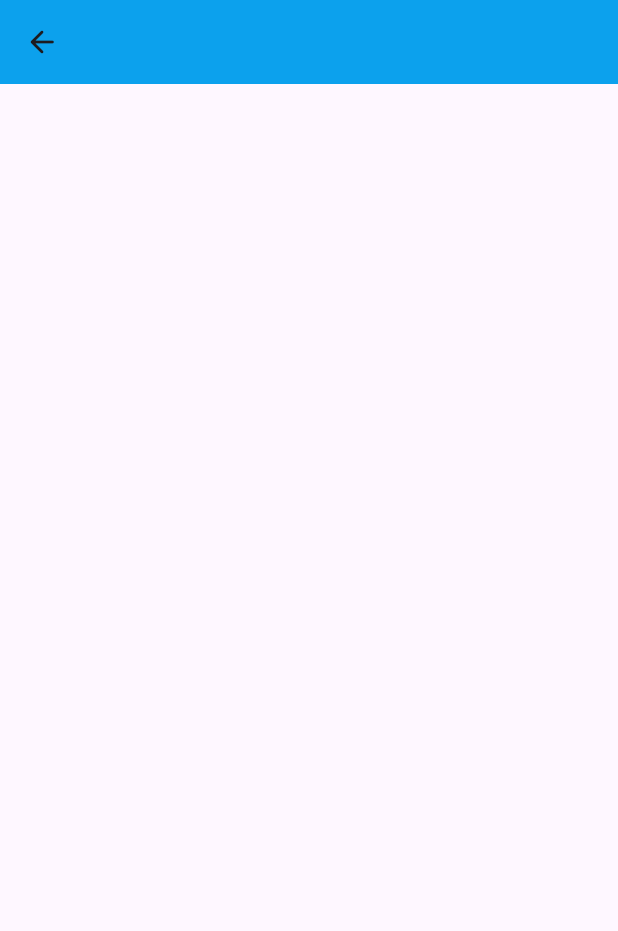
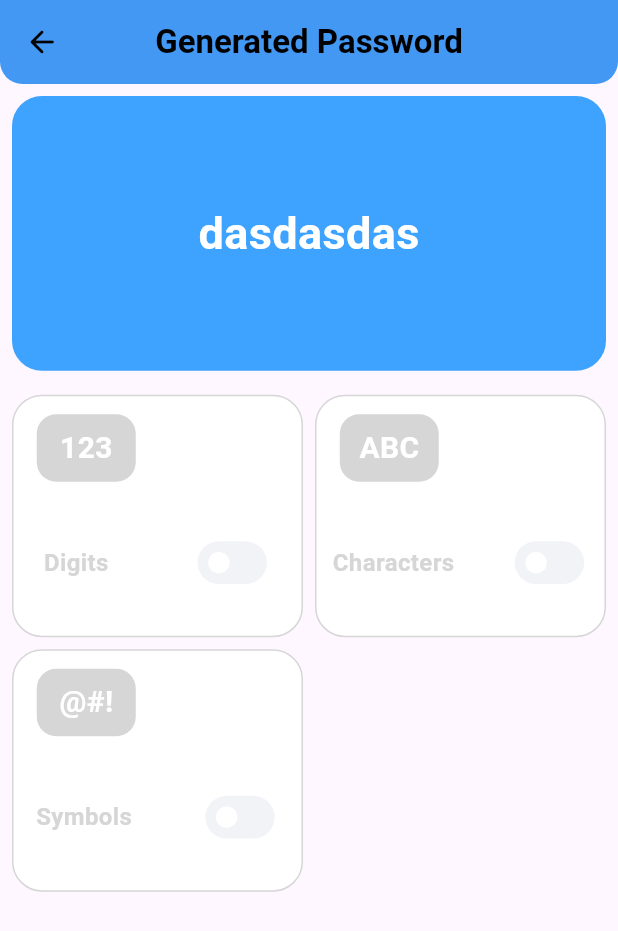
Before and after one commit to Nishan-Pradhan06/passwordgenerator, a Flutter app: the HomePages screen opened directly, on a phone screen of 412 x 824 dp. Shown: the top 931 px of the screen. Run offline on Flutter 3.47's test engine with Material 3 defaults, Android fonts, the light colour scheme and no system bars; our stand-ins replace shared_preferences, smooth_page_indicator; accounts and stored records are empty.

Commit message:
added option Selector Card

```diff
--- a/lib/controller/password_provider.dart
+++ b/lib/controller/password_provider.dart
@@ -1,5 +1,27 @@
+import 'dart:math';
+
 import 'package:flutter/material.dart';
 
 class OnGeneratePassword extends ChangeNotifier {
   String ?text;
+   String generatePassword({
+    bool hasLetters = true,
+    bool hasNumbers = true,
+    bool hasSpecial = true,
+  }) {
+    const length = 20;
+    const letterLowercase = 'abcdefghijklmnopqrstuvwxyz';
+    const lettersUppercase = 'ABCDEFGHIJKLMNOPQRSTUVWXYZ';
+    const numbers = '0123456789';
+    const specialCharacters = '!@#\$%^&*()';
+
+    String chars = '';
+    chars += '$lettersUppercase$letterLowercase';
+    chars += numbers;
+    chars += specialCharacters;
+    return List.generate(length, (index) {
+      final indextRandom = Random.secure().nextInt(chars.length);
+      return chars[indextRandom];
+    }).join('');
+  }
 }
--- /dev/null
+++ b/lib/controller/selection_card_provider.dart
@@ -0,0 +1,12 @@
+import 'package:flutter/material.dart';
+
+class SelectionCardProvider with ChangeNotifier {
+  bool _isSettingEnabled = false;
+
+  bool get isSettingEnabled => _isSettingEnabled;
+
+  void toggleSetting() {
+    _isSettingEnabled = !_isSettingEnabled;
+    notifyListeners();
+  }
+}
--- a/lib/core/constants/card_list.dart
+++ b/lib/core/constants/card_list.dart
@@ -4,15 +4,15 @@ class CardList {
   final List<CardModel> cards = [
     CardModel(
       title: "123",
-      des: "Digits",
+      label: "Digits",
     ),
     CardModel(
       title: "ABC",
-      des: "Characters",
+      label: "Characters",
     ),
     CardModel(
       title: "@#!",
-      des: "Symbols",
+      label: "Symbols",
     ),
   ];
 }
--- a/lib/main.dart
+++ b/lib/main.dart
@@ -5,8 +5,8 @@ import 'package:randowmpasswordgenerator/view/pages/onboarding_screen.dart';
 import 'package:shared_preferences/shared_preferences.dart';
 import 'controller/onboarding_provider.dart';
 import 'controller/password_provider.dart';
+import 'controller/selection_card_provider.dart';
 import 'controller/shared_preference_provider.dart';
-import 'view/pages/home_e.dart';
 
 void main() async {
   WidgetsFlutterBinding.ensureInitialized();
@@ -31,6 +31,7 @@ class MyApp extends StatelessWidget {
         ChangeNotifierProvider(create: (_) => OnboardingProvider()),
         ChangeNotifierProvider(create: (_)=>OnGeneratePassword()),
         ChangeNotifierProvider(create: (_)=> PreferencesProvider()),
+        ChangeNotifierProvider(create: (_)=> SelectionCardProvider()),
       ],
       child: MaterialApp(
         title: 'Password Generator',
@@ -38,7 +39,7 @@ class MyApp extends StatelessWidget {
         theme: ThemeData(
           useMaterial3: true,
         ),
-        home: showHome ? const HomePage() : const OnBoarding(),
+        home: showHome ? const HomePages() : const OnBoarding(),
       ),
     );
   }
--- a/lib/model/card_model.dart
+++ b/lib/model/card_model.dart
@@ -1,9 +1,8 @@
-
 class CardModel {
   final String title;
-  final String des;
+  final String label;
   CardModel({
     required this.title,
-    required this.des,
+    required this.label,
   });
 }
--- a/lib/view/components/selection_card.dart
+++ b/lib/view/components/selection_card.dart
@@ -1,104 +1,106 @@
-// import 'package:flutter/material.dart';
+import 'package:flutter/material.dart';
+import 'package:provider/provider.dart';
+import '../../controller/selection_card_provider.dart';
+import '../../core/colors/colors.dart';
 
-// import '../../core/colors/colors.dart';
+class SelectionCard extends StatelessWidget {
+  final String centerText;
+  final String labelText;
 
-// class SelectionCard extends StatelessWidget {
-//   const SelectionCard({super.key});
+  const SelectionCard({
+    Key? key,
+    required this.centerText,
+    required this.labelText,
+  }) : super(key: key);
 
-//   @override
-//   Widget build(BuildContext context) {
-//     return Container(
-//       height: 140,
-//       width: 170,
-//       decoration: BoxDecoration(
-//         border: _isSettingEnabled
-//             ? Border.all(color: Colors.transparent)
-//             : Border.all(color: BrandColors.kdisbleColor),
-//         borderRadius: BorderRadius.circular(20),
-//         color: _isSettingEnabled ? BrandColors.kSecondary : Colors.white,
-//       ),
-//       child: Stack(
-//         children: [
-//           Column(
-//             children: [
-//               Container(
-//                 margin: const EdgeInsets.only(right: 75, top: 12),
-//                 height: 45,
-//                 width: 65,
-//                 decoration: BoxDecoration(
-//                   borderRadius: BorderRadius.circular(13),
-//                   color: _isSettingEnabled
-//                       ? BrandColors.kinner
-//                       : BrandColors.kdisbleColor,
-//                 ),
-//                 child: Center(
-//                   child: Text(
-//                     centerText,
-//                     style: const TextStyle(
-//                       fontSize: 20,
-//                       fontWeight: FontWeight.bold,
-//                       color: Colors.white,
-//                     ),
-//                   ),
-//                 ),
-//               ),
-//               const SizedBox(
-//                 height: 30,
-//               ),
-//               Row(
-//                 mainAxisAlignment: MainAxisAlignment.spaceEvenly,
-//                 children: [
-//                   Padding(
-//                     padding: const EdgeInsets.only(left: 4),
-//                     child: Text(
-//                       labelText,
-//                       style: TextStyle(
-//                         fontSize: 16,
-//                         fontWeight: FontWeight.bold,
-//                         color: _isSettingEnabled
-//                             ? Colors.white
-//                             : BrandColors.kdisbleColor,
-//                       ),
-//                     ),
-//                   ),
-//                   const SizedBox(
-//                     width: 20,
-//                   ),
-//                   Transform.scale(
-//                     scale: 0.89,
-//                     child: AnimatedSwitcher(
-//                       duration: const Duration(milliseconds: 200),
-//                       transitionBuilder:
-//                           (Widget child, Animation<double> animation) {
-//                         return FadeTransition(
-//                           opacity: animation,
-//                           child: child,
-//                         );
-//                       },
-//                       child: Switch(
-//                         inactiveThumbColor: Colors.white,
-//                         trackOutlineColor: const MaterialStatePropertyAll(
-//                           Color(0x00ffffff),
-//                         ),
-//                         inactiveTrackColor: BrandColors.kbtndisbleColor,
-//                         activeTrackColor: BrandColors.kinner,
-//                         value: _isSettingEnabled,
-//                         onChanged: (bool value) {
-//                           setState(() {
-//                             // _isSettingEnabled = value;
-//                             selectedContainerIndex[centerText] = value;
-//                           });
-//                         },
-//                       ),
-//                     ),
-//                   ),
-//                 ],
-//               ),
-//             ],
-//           ),
-//         ],
-//       ),
-//     );
-//     ;
-//   }
-// }
+  @override
+  Widget build(BuildContext context) {
+    final provider = Provider.of<SelectionCardProvider>(context);
+    final isSettingEnabled = provider.isSettingEnabled;
+
+    return Container(
+      decoration: BoxDecoration(
+        border: isSettingEnabled
+            ? Border.all(color: Colors.transparent)
+            : Border.all(color: BrandColors.kdisbleColor),
+        borderRadius: BorderRadius.circular(20),
+        color: isSettingEnabled ? BrandColors.kSecondary : Colors.white,
+      ),
+      child: Stack(
+        children: [
+          Column(
+            children: [
+              Container(
+                margin: const EdgeInsets.only(right: 95, top: 12),
+                height: 45,
+                width: 66,
+                decoration: BoxDecoration(
+                  borderRadius: BorderRadius.circular(13),
+                  color: isSettingEnabled
+                      ? BrandColors.kinner
+                      : BrandColors.kdisbleColor,
+                ),
+                child: Center(
+                  child: Text(
+                    centerText,
+                    style: const TextStyle(
+                      fontSize: 20,
+                      fontWeight: FontWeight.bold,
+                      color: Colors.white,
+                    ),
+                  ),
+                ),
+              ),
+              const SizedBox(height: 30),
+              Row(
+                mainAxisAlignment: MainAxisAlignment.spaceEvenly,
+                children: [
+                  Padding(
+                    padding: const EdgeInsets.only(left: 4),
+                    child: Text(
+                      labelText,
+                      style: TextStyle(
+                        fontSize: 16,
+                        fontWeight: FontWeight.bold,
+                        color: isSettingEnabled
+                            ? Colors.white
+                            : BrandColors.kdisbleColor,
+                      ),
+                    ),
+                  ),
+                  const SizedBox(width: 20),
+                  Transform.scale(
+                    scale: 0.89,
+                    child: AnimatedSwitcher(
+                      duration: const Duration(milliseconds: 200),
+                      transitionBuilder:
+                          (Widget child, Animation<double> animation) {
+                        return FadeTransition(
+                          opacity: animation,
+                          child: child,
+                        );
+                      },
+                      child: Switch(
+                        key: ValueKey<bool>(isSettingEnabled),
+                        inactiveThumbColor: Colors.white,
+                        trackOutlineColor: const WidgetStatePropertyAll(
+                          Color(0x00ffffff),
+                        ),
+                        inactiveTrackColor: BrandColors.kbtndisbleColor,
+                        activeTrackColor: BrandColors.kinner,
+                        value: isSettingEnabled,
+                        onChanged: (bool value) {
+                          provider.toggleSetting();
+                        },
+                      ),
+                    ),
+                  ),
+                ],
+              ),
+            ],
+          ),
+        ],
+      ),
+    );
+  }
+}
--- a/lib/view/pages/home_e.dart
+++ b/lib/view/pages/home_e.dart
@@ -1,6 +1,5 @@
 // ignore_for_file: unnecessary_string_interpolations
 
-import 'dart:math';
 import 'package:flutter/material.dart';
 import 'package:randowmpasswordgenerator/core/colors/colors.dart';
 import 'package:randowmpasswordgenerator/view/pages/onboarding_screen.dart';
@@ -43,7 +42,6 @@ class _HomePageState extends State<HomePage> {
         centerTitle: true,
         title: const Text(
           'Generated Password',
-          style: TextStyle(),
         ),
       ),
       backgroundColor: BrandColors.kBackground,
@@ -160,26 +158,7 @@ class _OnclickButtonsState extends State<OnclickButtons> {
     );
   }
 
-  String generatePassword({
-    bool hasLetters = true,
-    bool hasNumbers = true,
-    bool hasSpecial = true,
-  }) {
-    const length = 20;
-    const letterLowercase = 'abcdefghijklmnopqrstuvwxyz';
-    const lettersUppercase = 'ABCDEFGHIJKLMNOPQRSTUVWXYZ';
-    const numbers = '0123456789';
-    const specialCharacters = '!@#\$%^&*()';
 
-    String chars = '';
-    chars += '$lettersUppercase$letterLowercase';
-    chars += '$numbers';
-    chars += '$specialCharacters';
-    return List.generate(length, (index) {
-      final indextRandom = Random.secure().nextInt(chars.length);
-      return chars[indextRandom];
-    }).join('');
-  }
 }
 
 //selection Button
@@ -289,7 +268,7 @@ class _ButtonSelectState extends State<ButtonSelect> {
                       },
                       child: Switch(
                         inactiveThumbColor: Colors.white,
-                        trackOutlineColor: const MaterialStatePropertyAll(
+                        trackOutlineColor: const WidgetStatePropertyAll(
                           Color(0x00ffffff),
                         ),
                         inactiveTrackColor: BrandColors.kbtndisbleColor,
--- a/lib/view/pages/home_page.dart
+++ b/lib/view/pages/home_page.dart
@@ -1,31 +1,43 @@
 import 'package:flutter/material.dart';
-import 'package:provider/provider.dart';
-import '../../controller/shared_preference_provider.dart';
-import 'onboarding_screen.dart';
+import '../../core/constants/card_list.dart';
+import '../components/appbar.dart';
+import '../components/selection_card.dart';
+import '../components/password_field.dart';
 
 class HomePages extends StatelessWidget {
   const HomePages({super.key});
 
   @override
   Widget build(BuildContext context) {
+    final cardList = CardList(); // Instantiate your CardList
+
     return Scaffold(
-      appBar: AppBar(
-        elevation: 4,
-        backgroundColor: Colors.lightBlue,
-        leading: Consumer<PreferencesProvider>(
-          builder: (context, prefProvider, child) {
-            return IconButton(
-              icon: const Icon(Icons.arrow_back_rounded),
-              onPressed: () async {
-                prefProvider.setShowHome(false);
-                Navigator.of(context).pushReplacement(
-                  MaterialPageRoute(
-                    builder: (context) => const OnBoarding(),
-                  ),
-                );
-              },
-            );
-          },
+      appBar: const CustomAppBar(),
+      body: Padding(
+        padding: const EdgeInsets.all(8.0),
+        child: Column(
+          children: [
+            const PasswordField(),
+            const SizedBox(height: 16.0),
+            Expanded(
+              child: GridView.builder(
+                physics: const NeverScrollableScrollPhysics(),
+                gridDelegate: const SliverGridDelegateWithFixedCrossAxisCount(
+                  crossAxisCount: 2,
+                  childAspectRatio: 1.2,
+                  crossAxisSpacing: 8.0,
+                  mainAxisSpacing: 8,
+                ),
+                itemCount: cardList.cards.length,
+                itemBuilder: (context, index) {
+                  return SelectionCard(
+                    centerText: cardList.cards[index].title,
+                    labelText: cardList.cards[index].label,
+                  );
+                },
+              ),
+            ),
+          ],
         ),
       ),
     );
--- a/lib/view/pages/onboarding_screen.dart
+++ b/lib/view/pages/onboarding_screen.dart
@@ -2,8 +2,6 @@
 
 import 'package:flutter/material.dart';
 import 'package:provider/provider.dart';
-import 'package:randowmpasswordgenerator/view/pages/home_e.dart';
-import 'package:shared_preferences/shared_preferences.dart';
 import 'package:smooth_page_indicator/smooth_page_indicator.dart';
 import '../../controller/onboarding_provider.dart';
 import '../../controller/shared_preference_provider.dart';
@@ -66,7 +64,7 @@ class OnBoarding extends StatelessWidget {
                         prefProvider.setShowHome(true);
                         Navigator.of(context).push(
                           MaterialPageRoute(
-                            builder: (context) => const HomePage(),
+                            builder: (context) => const HomePages(),
                           ),
                         );
                       },
```
